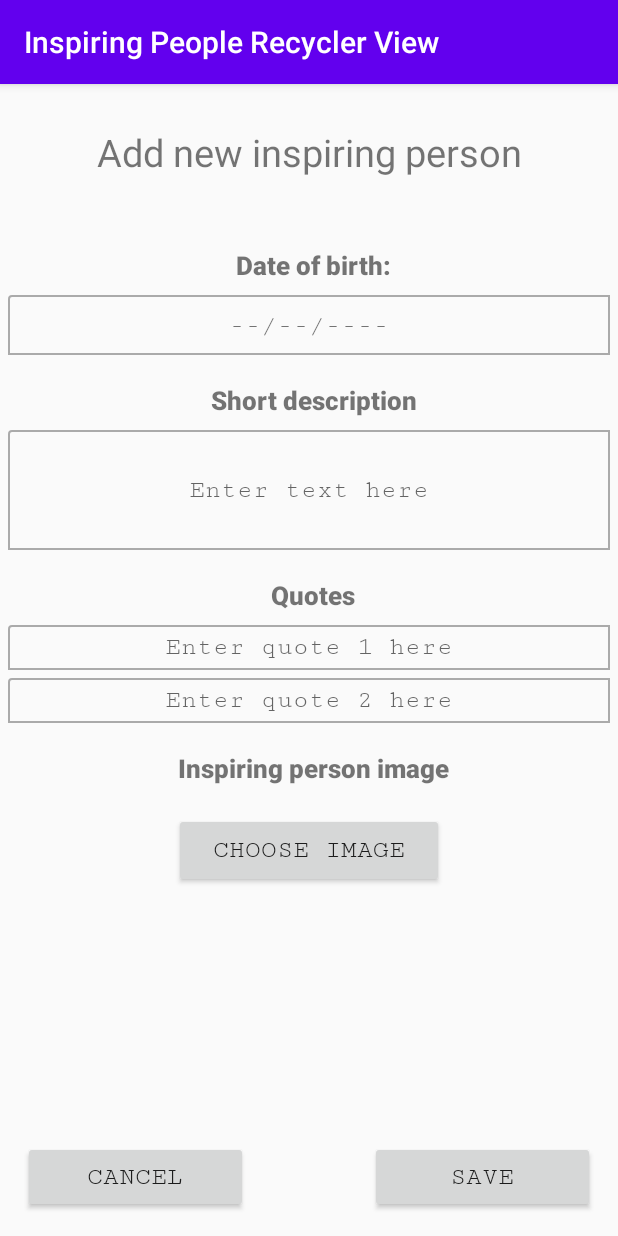
After one commit to franjojosip/RMA_InspiringPeople_1, an Android app: the NewInspiringPersonActivity screen opened directly, with no data from a screen before it, on a phone screen of 412 x 824 dp. The commit adds this screen. Run offline under Robolectric (Android 15) with nearby library versions, the phone set to English and light mode, and no system bars.

Commit message:
Add new activity for add person and refresh adapter

```diff
--- a/app/build.gradle
+++ b/app/build.gradle
@@ -8,7 +8,7 @@ android {
 
     defaultConfig {
         applicationId "ht.ferit.fjjukic.rma_lv2"
-        minSdkVersion 25
+        minSdkVersion 26
         targetSdkVersion 29
         versionCode 1
         versionName "1.0"
@@ -40,6 +40,8 @@ dependencies {
     //Glide
     implementation 'com.github.bumptech.glide:glide:4.11.0'
     annotationProcessor 'com.github.bumptech.glide:compiler:4.11.0'
+
+    //Float action button
     implementation 'com.google.android.material:material:1.1.0'
 
 }
--- a/app/src/main/AndroidManifest.xml
+++ b/app/src/main/AndroidManifest.xml
@@ -1,6 +1,9 @@
 <?xml version="1.0" encoding="utf-8"?>
 <manifest xmlns:android="http://schemas.android.com/apk/res/android"
     package="ht.ferit.fjjukic.rma_lv2">
+
+    <!--Adding Read External Storage Permission-->
+    <uses-permission android:name="android.permission.READ_EXTERNAL_STORAGE"/>
 
     <application
         android:allowBackup="true"
@@ -16,6 +19,7 @@
                 <category android:name="android.intent.category.LAUNCHER" />
             </intent-filter>
         </activity>
+        <activity android:name=".NewInspiringPersonActivity"/>
     </application>
 
 </manifest>
--- a/app/src/main/java/ht/ferit/fjjukic/rma_lv2/InspiringPeopleRecyclerAdapter.kt
+++ b/app/src/main/java/ht/ferit/fjjukic/rma_lv2/InspiringPeopleRecyclerAdapter.kt
@@ -2,6 +2,7 @@ package ht.ferit.fjjukic.rma_lv2
 
 import android.view.LayoutInflater
 import android.view.ViewGroup
+import android.widget.Toast
 import androidx.recyclerview.widget.RecyclerView
 
 class InspiringPeopleRecyclerAdapter(
--- a/app/src/main/java/ht/ferit/fjjukic/rma_lv2/InspiringPeopleViewHolder.kt
+++ b/app/src/main/java/ht/ferit/fjjukic/rma_lv2/InspiringPeopleViewHolder.kt
@@ -1,6 +1,7 @@
 package ht.ferit.fjjukic.rma_lv2
 
 import android.view.View
+import android.widget.Toast
 import androidx.recyclerview.widget.RecyclerView
 import com.bumptech.glide.Glide
 import com.bumptech.glide.request.RequestOptions
@@ -24,7 +25,6 @@ class InspiringPeopleViewHolder constructor(
             .load(inspiringPerson.imagePath)
             .into(itemView.inspiringPersonImg)
 
-        itemView.setOnClickListener { inspiringPeopleListener.onShowQuote(inspiringPerson.id) }
-
+        itemView.inspiringPersonImg.setOnClickListener { inspiringPeopleListener.onShowQuote(inspiringPerson.id) }
     }
 }
--- /dev/null
+++ b/app/src/main/java/ht/ferit/fjjukic/rma_lv2/NewInspiringPersonActivity.kt
@@ -0,0 +1,145 @@
+package ht.ferit.fjjukic.rma_lv2
+
+import android.app.Activity
+import android.app.DatePickerDialog
+import android.content.Intent
+import android.content.pm.PackageManager
+import android.os.Bundle
+import android.widget.*
+import androidx.appcompat.app.AppCompatActivity
+import java.time.LocalDate
+import java.util.*
+import android.widget.Button
+import kotlin.concurrent.thread
+
+class NewInspiringPersonActivity : AppCompatActivity() {
+    private lateinit var tvEnterDate: TextView
+    private lateinit var etDescription: EditText
+    private lateinit var etQuote1: EditText
+    private lateinit var etQuote2: EditText
+    private lateinit var btnSave: Button
+    private lateinit var btnCancel: Button
+    private lateinit var btnChooseImage: Button
+    private var imagePath: String = ""
+    private lateinit var dateOfBirth: LocalDate
+    private lateinit var calendar: Calendar
+
+    override fun onCreate(savedInstanceState: Bundle?) {
+        super.onCreate(savedInstanceState)
+        setContentView(R.layout.add_inspiring_person)
+        setViews()
+        setOnClickListener()
+    }
+
+    private fun setOnClickListener() {
+        this.btnSave = findViewById(R.id.btnSave)
+        this.btnCancel = findViewById(R.id.btnCancel)
+        this.btnChooseImage = findViewById(R.id.btnChooseImage)
+
+        btnSave.setOnClickListener {
+            when {
+                tvEnterDate.text.isNotEmpty() && etDescription.text.isNotEmpty() && etQuote1.text.isNotEmpty() && etQuote2.text.isNotEmpty() && imagePath.isNotEmpty() -> {
+                    val person = createInspiringPerson()
+                    PeopleRepository.addInspiringPerson(person)
+                    onBackPressed()
+
+                }
+                else -> Toast.makeText(
+                    this,
+                    "Some fields are missing, please check it.",
+                    Toast.LENGTH_SHORT
+                ).show()
+            }
+        }
+
+        btnCancel.setOnClickListener {
+            onBackPressed()
+        }
+
+        btnChooseImage.setOnClickListener {
+            if (checkSelfPermission(android.Manifest.permission.READ_EXTERNAL_STORAGE) ==
+                PackageManager.PERMISSION_DENIED
+            ) {
+                val permissions: Array<String> = arrayOf(android.Manifest.permission.READ_EXTERNAL_STORAGE)
+                requestPermissions(permissions, CodeRepository.PERMISSION_CODE)
+            } else {
+                chooseImageFromGallery()
+            }
+        }
+
+        this.tvEnterDate.setOnClickListener {
+
+            val year: Int = calendar.get(Calendar.YEAR)
+            val month: Int = calendar.get(Calendar.MONTH)
+            val day: Int = calendar.get(Calendar.DAY_OF_MONTH)
+            val dpd = DatePickerDialog(
+                this,
+                DatePickerDialog.OnDateSetListener { view, year, monthOfYear, dayOfMonth ->
+                    val newDate: LocalDate = LocalDate.of(year, month, dayOfMonth)
+                    this.tvEnterDate.text = newDate.toString()
+                    this.dateOfBirth = newDate
+                },
+                year,
+                month,
+                day
+            )
+            dpd.show()
+
+        }
+    }
+
+    private fun createInspiringPerson(): InspiringPerson {
+
+        val quotes: MutableList<String> = mutableListOf()
+        if (this.etQuote1.text.toString().isNotEmpty()) {
+            quotes.add(this.etQuote1.text.toString())
+        }
+        if (this.etQuote2.text.toString().isNotEmpty()) {
+            quotes.add(this.etQuote2.text.toString())
+        }
+        return InspiringPerson(
+            PeopleRepository.count() + 1,
+            LocalDate.of(this.dateOfBirth.year, this.dateOfBirth.month, dateOfBirth.dayOfMonth),
+            this.etDescription.text.toString(),
+            quotes,
+            imagePath
+        )
+    }
+
+    private fun setViews() {
+        this.tvEnterDate = findViewById(R.id.tvEnterDate)
+        this.etDescription = findViewById(R.id.etDescription)
+        this.etQuote1 = findViewById(R.id.etQuote1)
+        this.etQuote2 = findViewById(R.id.etQuote2)
+        this.calendar = Calendar.getInstance()
+    }
+
+    override fun onRequestPermissionsResult(
+        requestCode: Int,
+        permissions: Array<out String>,
+        grantResults: IntArray
+    ) {
+        when (requestCode) {
+            CodeRepository.PERMISSION_CODE -> if (grantResults.isNotEmpty() && grantResults[0] ==
+                PackageManager.PERMISSION_GRANTED
+            ) {
+                chooseImageFromGallery()
+            } else {
+                Toast.makeText(this, "Permission denied", Toast.LENGTH_SHORT).show()
+            }
+        }
+    }
+
+    private fun chooseImageFromGallery() {
+        val intent = Intent(Intent.ACTION_PICK)
+        intent.type = "image/*"
+        startActivityForResult(intent, CodeRepository.IMAGE_PICK_CODE)
+    }
+
+    override fun onActivityResult(requestCode: Int, resultCode: Int, data: Intent?) {
+        super.onActivityResult(requestCode, resultCode, data)
+        if (resultCode == Activity.RESULT_OK && requestCode == CodeRepository.IMAGE_PICK_CODE) {
+            this.imagePath = data?.data.toString()
+        }
+    }
+}
--- a/app/src/main/java/ht/ferit/fjjukic/rma_lv2/PeopleRepository.kt
+++ b/app/src/main/java/ht/ferit/fjjukic/rma_lv2/PeopleRepository.kt
@@ -33,10 +33,12 @@ object PeopleRepository {
                 mutableListOf("There are only two kinds of languages: the ones people complain about and the ones nobody uses.","If you think it's simple, then you have misunderstood the problem."), "android.resource://ht.ferit.fjjukic.rma_lv2/drawable/bjarnestroustrup"))
     }
     fun getListOfInspiringPeople(): MutableList<InspiringPerson> =  this.inspiringPeople
+    fun count(): Int =  this.inspiringPeople.count()
     fun removeInspiringPerson(index: Int) =  this.inspiringPeople.removeAt(index)
     fun addInspiringPerson(inspiringPerson: InspiringPerson) =  this.inspiringPeople.add(inspiringPerson)
-    fun getQuote(index: Int): String{
+    fun getQuote(id: Int): String{
         val randomNumber: Int = (0..1).random()
-        return this.inspiringPeople[index].quotes[randomNumber]
+        val person:InspiringPerson? = this.inspiringPeople.find { person -> person.id == id }
+            return person?.quotes?.get(randomNumber).toString()
     }
 }
--- /dev/null
+++ b/app/src/main/res/drawable/border.xml
@@ -0,0 +1,11 @@
+<shape xmlns:android="http://schemas.android.com/apk/res/android"
+    android:shape="rectangle">
+    <corners
+        android:radius="2dp"
+        android:topRightRadius="0dp"
+        android:bottomRightRadius="0dp"
+        android:bottomLeftRadius="0dp" />
+    <stroke
+        android:width="1dp"
+        android:color="@android:color/darker_gray" />
+</shape>
--- /dev/null
+++ b/app/src/main/res/layout/add_inspiring_person.xml
@@ -0,0 +1,169 @@
+<?xml version="1.0" encoding="utf-8"?>
+<androidx.constraintlayout.widget.ConstraintLayout xmlns:android="http://schemas.android.com/apk/res/android"
+    xmlns:app="http://schemas.android.com/apk/res-auto"
+    android:layout_width="match_parent"
+    android:layout_height="match_parent">
+
+    <LinearLayout
+        android:id="@+id/layoutForm"
+        android:layout_width="match_parent"
+        android:layout_height="match_parent"
+        android:orientation="vertical">
+
+        <TextView
+            android:id="@+id/textView"
+            android:layout_width="match_parent"
+            android:layout_height="40dp"
+            android:layout_marginTop="25dp"
+            android:fontFamily="sans-serif"
+            android:gravity="center"
+            android:text="@string/add_new_inspiring_person"
+            android:textSize="25sp"
+            app:layout_constraintEnd_toEndOf="parent"
+            app:layout_constraintStart_toStartOf="parent"
+            app:layout_constraintTop_toTopOf="parent" />
+
+        <LinearLayout
+            android:layout_width="match_parent"
+            android:layout_height="wrap_content"
+            android:layout_marginTop="35dp"
+            android:layout_marginBottom="25dp"
+            android:orientation="vertical">
+
+            <TextView
+                android:id="@+id/tvDateOfBirth"
+                android:layout_width="match_parent"
+                android:layout_height="40dp"
+                android:layout_marginStart="5dp"
+                android:fontFamily="sans-serif-black"
+                android:gravity="center"
+                android:text="@string/date_of_birth"
+                android:textSize="17sp" />
+
+            <TextView
+                android:id="@+id/tvEnterDate"
+                android:layout_width="match_parent"
+                android:layout_height="40dp"
+                android:layout_marginStart="5dp"
+                android:layout_marginEnd="5dp"
+                android:background="@drawable/border"
+                android:fontFamily="serif-monospace"
+                android:gravity="center"
+                android:text="@string/defaultDate"
+                android:textSize="17sp" />
+
+            <TextView
+                android:id="@+id/tvDescription"
+                android:layout_width="match_parent"
+                android:layout_height="40dp"
+                android:layout_marginStart="5dp"
+                android:layout_marginTop="10dp"
+                android:fontFamily="sans-serif-black"
+                android:gravity="center"
+                android:text="@string/short_description"
+                android:textSize="17sp" />
+
+            <EditText
+                android:id="@+id/etDescription"
+                android:layout_width="match_parent"
+                android:layout_height="80dp"
+                android:layout_marginStart="5dp"
+                android:layout_marginEnd="5dp"
+                android:background="@drawable/border"
+                android:fontFamily="serif-monospace"
+                android:gravity="center"
+                android:hint="@string/enter_text_here"
+                android:textSize="17sp" />
+
+            <TextView
+                android:id="@+id/tvQuotes"
+                android:layout_width="match_parent"
+                android:layout_height="40dp"
+                android:layout_marginStart="5dp"
+                android:layout_marginTop="10dp"
+                android:fontFamily="sans-serif-black"
+                android:gravity="center"
+                android:text="@string/quotes"
+                android:textSize="17sp" />
+
+            <EditText
+                android:id="@+id/etQuote1"
+                android:layout_width="match_parent"
+                android:layout_height="30dp"
+                android:layout_marginStart="5dp"
+                android:layout_marginEnd="5dp"
+                android:background="@drawable/border"
+                android:fontFamily="serif-monospace"
+                android:gravity="center"
+                android:hint="@string/quote1"
+                android:textSize="17sp" />
+
+            <EditText
+                android:id="@+id/etQuote2"
+                android:layout_width="match_parent"
+                android:layout_height="30dp"
+                android:layout_marginTop="5dp"
+                android:layout_marginStart="5dp"
+                android:layout_marginEnd="5dp"
+                android:background="@drawable/border"
+                android:fontFamily="serif-monospace"
+                android:gravity="center"
+                android:hint="@string/quote2"
+                android:textSize="17sp" />
+
+            <TextView
+                android:id="@+id/tvChooseImage"
+                android:layout_width="match_parent"
+                android:layout_height="40dp"
+                android:layout_marginTop="10dp"
+                android:layout_marginStart="5dp"
+                android:fontFamily="sans-serif-black"
+                android:gravity="center"
+                android:text="@string/inspiring_person_image"
+                android:textSize="17sp" />
+
+            <Button
+                android:id="@+id/btnChooseImage"
+                android:layout_width="180dp"
+                android:layout_height="50dp"
+                android:layout_marginTop="10dp"
+                android:layout_marginStart="5dp"
+                android:layout_marginEnd="5dp"
+                android:fontFamily="serif-monospace"
+                android:layout_gravity="center_horizontal"
+                android:gravity="center"
+                android:text="@string/choose_image"
+                android:textSize="17sp" />
+
+
+        </LinearLayout>
+
+        <RelativeLayout
+            android:layout_width="match_parent"
+            android:layout_height="match_parent">
+
+            <Button
+                android:id="@+id/btnCancel"
+                android:layout_width="150dp"
+                android:layout_height="wrap_content"
+                android:fontFamily="serif-monospace"
+                android:text="@string/cancel"
+                android:textSize="17sp"
+                android:layout_margin="15dp"
+                android:layout_alignParentBottom="true"
+                android:layout_alignParentStart="true"/>
+
+            <Button
+                android:id="@+id/btnSave"
+                android:layout_width="150dp"
+                android:layout_height="wrap_content"
+                android:fontFamily="serif-monospace"
+                android:text="@string/save"
+                android:textSize="17sp"
+                android:layout_margin="15dp"
+                android:layout_alignParentBottom="true"
+                android:layout_alignParentEnd="true"/>
+        </RelativeLayout>
+    </LinearLayout>
+
+</androidx.constraintlayout.widget.ConstraintLayout>
--- a/app/src/main/res/values/strings.xml
+++ b/app/src/main/res/values/strings.xml
@@ -3,4 +3,15 @@
     <string name="inspiring_people">Inspiring People</string>
     <string name="description">Description:</string>
     <string name="date_of_birth">Date of birth:</string>
+    <string name="add_new_inspiring_person">Add new inspiring person</string>
+    <string name="defaultDate">--/--/----</string>
+    <string name="enter_text_here">Enter text here</string>
+    <string name="short_description">Short description</string>
+    <string name="quotes">Quotes</string>
+    <string name="quote1">Enter quote 1 here</string>
+    <string name="quote2">Enter quote 2 here</string>
+    <string name="choose_image">Choose image</string>
+    <string name="inspiring_person_image">Inspiring person image</string>
+    <string name="save">Save</string>
+    <string name="cancel">Cancel</string>
 </resources>
```
Also changed, not shown: app/src/main/java/ht/ferit/fjjukic/rma_lv2/CodeRepository.kt (added, +7 -0 lines), app/src/main/java/ht/ferit/fjjukic/rma_lv2/MainActivity.kt (+29 -6 lines), app/src/main/res/layout/activity_main.xml (+10 -0 lines).
